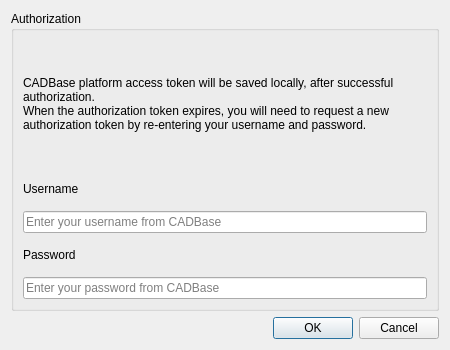
mnnxp/cadbaselibrary-freecad, file CdbsModules/cadbase_library_token.ui: the form before one commit.
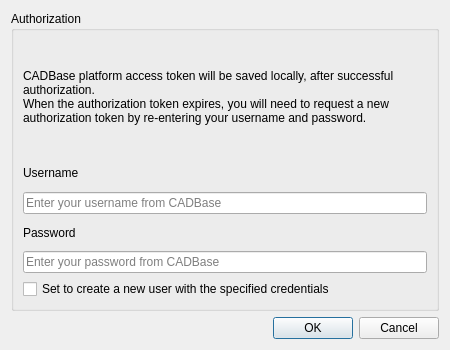
The form after the commit.

Commit message: add ability to create a user

```diff
--- a/CdbsModules/cadbase_library_token.ui
+++ b/CdbsModules/cadbase_library_token.ui
@@ -66,6 +66,13 @@
         </item>
        </layout>
       </item>
+      <item>
+       <widget class="QCheckBox" name="checkBox">
+        <property name="text">
+         <string>Set to create a new user with the specified credentials</string>
+        </property>
+       </widget>
+      </item>
      </layout>
     </widget>
    </item>
```
The commit also changes 3 other files.
